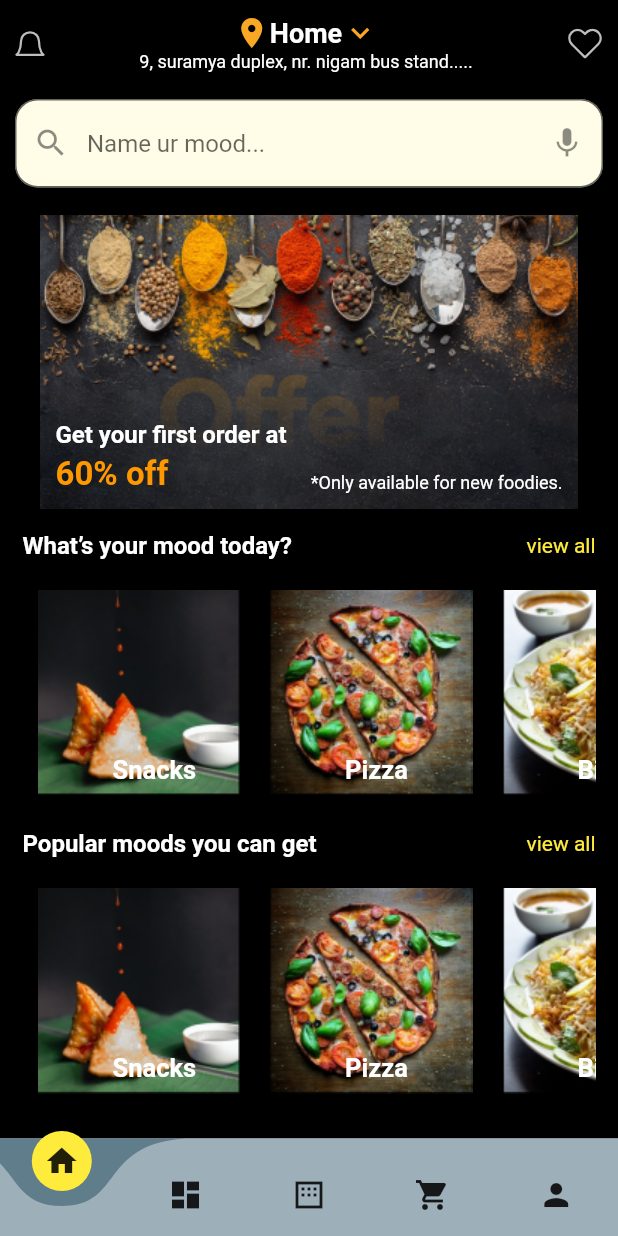
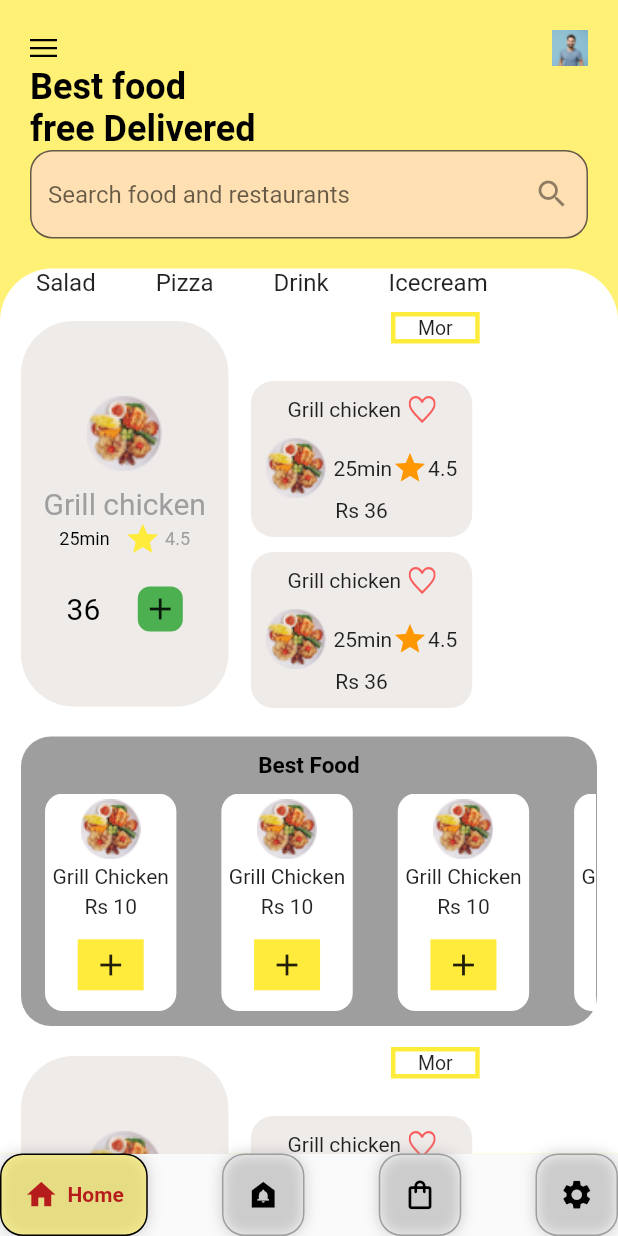
Before and after one commit to Dharmeshkatariya/figmadesign, a Flutter app: the screen it shows after launch, after a tap on "Screen 11", on a phone screen of 412 x 824 dp. Run offline on Flutter 3.47's test engine with Material 2 defaults, Android fonts, the phone set to English and light mode, and no system bars; drawn by our look-alikes of carousel_slider, curved_navigation_bar, google_nav_bar; our stand-ins replace flutter_svg.

Commit message:
screen11 design done

```diff
--- a/lib/common.dart
+++ b/lib/common.dart
@@ -1,7 +1,9 @@
 import 'package:figmadesign/model/artdata.dart';
+import 'package:figmadesign/model/bestfood.dart';
 import 'package:figmadesign/model/cardata.dart';
 import 'package:figmadesign/model/contactdata.dart';
 import 'package:figmadesign/model/foododer.dart';
+import 'package:figmadesign/model/grillchicken.dart';
 import 'package:figmadesign/model/lapinozdata.dart';
 import 'package:figmadesign/model/mcdonalditem.dart';
 import 'package:figmadesign/model/meals-data.dart';
@@ -393,4 +395,54 @@ class Common {
     }
     return fList;
   }
+
+  List<BestFood> bestFoodData(){
+    List<BestFood> bList = [];
+    var name = ["Grill Chicken",
+      "Grill Chicken",
+      "Grill Chicken",
+      "Grill Chicken",
+    ];
+    var image = [
+      "assets/screen11/icon/grill.png",
+      "assets/screen11/icon/grill.png",
+      "assets/screen11/icon/grill.png",
+      "assets/screen11/icon/grill.png",
+    ];
+    var itemName = ["Salad","Pizza","Drink","Icecream"];
+    var price = [10,10,10,10];
+
+    for(int i = 0 ; i<name.length; i++){
+     BestFood bestFood = BestFood();
+
+     bestFood.name = name [i];
+     bestFood.image = image [i];
+     bestFood.itemName = itemName [i];
+     bestFood.price = price [i];
+     bList.add(bestFood);
+    }
+    return bList;
+  }
+
+  List<GrillData> grillChickenData(){
+    List<GrillData> gLIst = [];
+
+    var name = ["Grill chicken","Grill chicken","Grill chicken",];
+    var image = ["assets/screen11/icon/grill.png",
+      "assets/screen11/icon/grill.png",
+      "assets/screen11/icon/grill.png",
+    ];
+    var time = ["25min","20min","10min"];
+    var price = [36,25,35];
+
+    for(int i = 0 ; i<name.length;i++){
+      GrillData grillData = GrillData();
+      grillData.name = name[i];
+      grillData.time = time[i];
+      grillData.image = image[i];
+      grillData.price = price[i];
+      gLIst.add(grillData);
+    }
+    return gLIst;
+  }
 }
--- a/lib/main.dart
+++ b/lib/main.dart
@@ -1,5 +1,6 @@
 import 'package:figmadesign/screen1/screen1page.dart' show ScreenPage;
 import 'package:figmadesign/screen10/screen10page.dart';
+import 'package:figmadesign/screen11/screen11page.dart';
 import 'package:figmadesign/screen2/screen2page.dart';
 import 'package:figmadesign/screen3page/screen3page.dart';
 import 'package:figmadesign/screen4.dart';
@@ -122,7 +123,7 @@ class _MyHomePageState extends State<MyHomePage> {
               _customWidget(text: "Screen 11",onTap: (){
                 Navigator.push(
                   context,
-                  MaterialPageRoute(builder: (context) => const FoodOderPage()),
+                  MaterialPageRoute(builder: (context) => const GrillFoodPage()),
                 );
               }
 
--- /dev/null
+++ b/lib/model/bestfood.dart
@@ -0,0 +1,8 @@
+class BestFood{
+  BestFood();
+  late String name;
+  late String itemName;
+  late String image ;
+  late int price;
+
+}
--- /dev/null
+++ b/lib/model/grillchicken.dart
@@ -0,0 +1,8 @@
+class GrillData{
+  GrillData();
+
+  late String name;
+  late String image;
+  late String time ;
+  late int price ;
+}
--- /dev/null
+++ b/lib/screen11/screen11page.dart
@@ -0,0 +1,396 @@
+import 'package:figmadesign/common.dart';
+import 'package:figmadesign/model/bestfood.dart';
+import 'package:figmadesign/model/grillchicken.dart';
+import 'package:flutter/material.dart';
+import 'package:flutter_svg/flutter_svg.dart';
+
+
+
+import 'package:google_nav_bar/google_nav_bar.dart';
+
+class GrillFoodPage extends StatefulWidget {
+  const GrillFoodPage({Key? key}) : super(key: key);
+
+  @override
+  State<GrillFoodPage> createState() => _GrillFoodPageState();
+}
+
+class _GrillFoodPageState extends State<GrillFoodPage> {
+  @override
+  void initState() {
+    // TODO: implement initState
+    super.initState();
+    foodList = Common().bestFoodData();
+    grillList = Common().grillChickenData();
+  }
+
+  List<BestFood> foodList = [];
+  List<GrillData> grillList = [];
+
+  @override
+  Widget build(BuildContext context) {
+    return Scaffold(
+      bottomNavigationBar: GNav(
+          haptic: true,
+          rippleColor: Colors.cyan,
+          tabBorderRadius: 15,
+          tabActiveBorder: Border.all(color: Colors.black, width: 1),
+          tabBorder: Border.all(color: Colors.grey, width: 1),
+          tabShadow: [
+            BoxShadow(color: Colors.grey.withOpacity(0.5), blurRadius: 8)
+          ],
+          curve: Curves.easeInOutSine,
+          duration: const Duration(milliseconds: 500),
+          gap: 6,
+          color: Colors.black,
+          activeColor: Colors.red[900],
+          iconSize: 23,
+          tabBackgroundColor: Colors.yellow.withOpacity(0.5),
+          padding: const EdgeInsets.symmetric(horizontal: 15, vertical: 15),
+          tabs: const  [
+            GButton(
+              icon: Icons.home,
+              text: 'Home',
+            ),
+            GButton(
+              icon: Icons.doorbell,
+              text: 'alert',
+            ),
+            GButton(
+              icon: Icons.shopping_bag_outlined,
+              text: 'Items',
+            ),
+            GButton(
+              icon: Icons.settings,
+              text: 'Setting',
+            )
+          ]
+      ),
+      body: SafeArea(
+        child: Container(
+          color: Colors.yellow.shade300,
+          child: Column(
+            children: [
+              _profileView(),
+              Expanded(
+                flex: 2,
+                child: Common.customContainer(
+                    padding: const EdgeInsets.symmetric(horizontal: 4),
+                    color: Colors.white,
+                    borderRadius: const BorderRadius.only(
+                      topRight: Radius.circular(35),
+                      topLeft: Radius.circular(35),
+                    ),
+                    child: Column(
+                      children: [
+                        SizedBox(
+                          height: 25,
+                          child: ListView.builder(
+                              scrollDirection: Axis.horizontal,
+                              itemCount: foodList.length,
+                              itemBuilder: (BuildContext context, int index) {
+                                return _listItem(index);
+                              }),
+                        ),
+                        Expanded(
+                          child: ListView.builder(
+                              itemCount: grillList.length,
+                              itemBuilder: (BuildContext context, int index) {
+                                return _listRow(index);
+                              }),
+                        ),
+                      ],
+                    )),
+              ),
+            ],
+          ),
+        ),
+      ),
+    );
+  }
+
+  Widget _listRow(int index) {
+    GrillData grillData = grillList[index];
+    return Column(
+      children: [
+        Row(
+          children: [
+            Container(
+                decoration: BoxDecoration(
+                  borderRadius: BorderRadius.circular(35),
+                  color: Colors.brown.shade50,
+                ),
+                padding:
+                const EdgeInsets.symmetric(horizontal: 15, vertical: 50),
+                margin:
+                const EdgeInsets.symmetric(horizontal: 10, vertical: 10),
+                child: Column(
+                  mainAxisAlignment: MainAxisAlignment.spaceEvenly,
+                  children: [
+                    Image.asset(
+                      grillData.image,
+                      height: 50,
+                      fit: BoxFit.fitHeight,
+                    ),
+                    const SizedBox(
+                      height: 10,
+                    ),
+                    Common.customText(
+                        text: grillData.name,
+                        fontWeight: FontWeight.w400,
+                        fontSize: 20,
+                        color: Colors.grey),
+                    Row(
+                      mainAxisAlignment: MainAxisAlignment.spaceBetween,
+                      children: [
+                        Common.customText(
+                            text: grillData.time,
+                            fontWeight: FontWeight.w400,
+                            fontSize: 12,
+                            color: Colors.black),
+                        const SizedBox(
+                          width: 10,
+                        ),
+                        const Icon(
+                          Icons.star,
+                          color: Colors.yellow,
+                        ),
+                        Common.customText(
+                            text: " 4.5",
+                            fontWeight: FontWeight.w400,
+                            fontSize: 12,
+                            color: Colors.grey),
+                      ],
+                    ),
+                    const SizedBox(
+                      height: 20,
+                    ),
+                    Row(
+                      mainAxisAlignment: MainAxisAlignment.spaceBetween,
+                      children: [
+                        Common.customText(
+                            text: "${grillData.price}",
+                            fontWeight: FontWeight.w400,
+                            fontSize: 20,
+                            color: Colors.black),
+                        const SizedBox(
+                          width: 25,
+                        ),
+                        Container(
+                          padding: const EdgeInsets.symmetric(
+                              vertical: 3, horizontal: 3),
+                          decoration: BoxDecoration(
+                            color: Colors.green,
+                            borderRadius: BorderRadius.circular(8),
+                          ),
+                          child: const Icon(Icons.add),
+                        ),
+                      ],
+                    )
+                  ],
+                )),
+            Column(
+              mainAxisAlignment: MainAxisAlignment.spaceEvenly,
+              crossAxisAlignment: CrossAxisAlignment.end,
+              children: [
+                Container(
+                    padding: const EdgeInsets.symmetric(horizontal: 15),
+                    margin: const EdgeInsets.only(bottom: 20),
+                    decoration: BoxDecoration(
+                        border: Border.all(
+                          color: Colors.yellow,
+                          width: 3,
+                        )),
+                    child: Common.customText(
+                        text: "Mor",
+                        fontSize: 13,
+                        fontWeight: FontWeight.w400)),
+                Common.customContainer(
+                    borderRadius: BorderRadius.circular(15),
+                    child: Column(
+                      children: [
+                        Row(
+                          mainAxisAlignment: MainAxisAlignment.spaceBetween,
+                          children: [
+                            Common.customText(text: grillData.name),
+                            const SizedBox(
+                              width: 5,
+                            ),
+                            SvgPicture.asset("assets/screen11/icon/heart.svg"),
+                          ],
+                        ),
+                        const SizedBox(
+                          height: 10,
+                        ),
+                        Row(
+                          mainAxisAlignment: MainAxisAlignment.spaceBetween,
+                          children: [
+                            Image.asset(grillData.image),
+                            const SizedBox(
+                              width: 5,
+                            ),
+                            Common.customText(text: grillData.time),
+                            const Icon(
+                              Icons.star,
+                              color: Colors.orange,
+                            ),
+                            Common.customText(text: "4.5"),
+                          ],
+                        ),
+                        Common.customText(text: "Rs ${grillData.price}"),
+                      ],
+                    ),
+                    padding: const EdgeInsets.symmetric(
+                        vertical: 10, horizontal: 10),
+                    margin:
+                    const EdgeInsets.symmetric(vertical: 5, horizontal: 5),
+                    color: Colors.brown.shade50),
+                Common.customContainer(
+                    borderRadius: BorderRadius.circular(15),
+                    child: Column(
+                      children: [
+                        Row(
+                          mainAxisAlignment: MainAxisAlignment.spaceBetween,
+                          children: [
+                            Common.customText(text: grillData.name),
+                            const SizedBox(
+                              width: 5,
+                            ),
+                            SvgPicture.asset("assets/screen11/icon/heart.svg"),
+                          ],
+                        ),
+                        const SizedBox(
+                          height: 10,
+                        ),
+                        Row(
+                          mainAxisAlignment: MainAxisAlignment.spaceBetween,
+                          children: [
+                            Image.asset(grillData.image),
+                            const SizedBox(
+                              width: 5,
+                            ),
+                            Common.customText(text: grillData.time),
+                            const Icon(
+                              Icons.star,
+                              color: Colors.orange,
+                            ),
+                            Common.customText(text: "4.5"),
+                          ],
+                        ),
+                        Common.customText(text: "Rs ${grillData.price}"),
+                      ],
+                    ),
+                    padding: const EdgeInsets.symmetric(
+                        vertical: 10, horizontal: 10),
+                    margin:
+                    const EdgeInsets.symmetric(vertical: 5, horizontal: 5),
+                    color: Colors.brown.shade50),
+              ],
+            )
+          ],
+        ),
+        Container(
+          width: double.infinity,
+          decoration: BoxDecoration(
+            color: Colors.grey,
+            borderRadius: BorderRadius.circular(20),
+          ),
+          padding: const EdgeInsets.symmetric(vertical: 10, horizontal: 1),
+          margin: const EdgeInsets.symmetric(vertical: 10, horizontal: 10),
+          child: Column(
+            mainAxisAlignment: MainAxisAlignment.spaceBetween,
+            children: [
+              Common.customText(
+                  text: "Best Food",
+                  color: Colors.black,
+                  fontWeight: FontWeight.w600,
+                  fontSize: 15),
+              const SizedBox(
+                height: 10,
+              ),
+              SizedBox(
+                height: 145,
+                child: ListView.builder(
+                  scrollDirection: Axis.horizontal,
+                  itemCount: foodList.length,
+                  itemBuilder: (BuildContext context, int index) {
+                    return _bestFood(index);
+                  },
+                ),
+              ),
+            ],
+          ),
+        ),
+      ],
+    );
+  }
+
+  Widget _bestFood(int index) {
+    BestFood bestFood = foodList[index];
+    return Container(
+      padding: const EdgeInsets.symmetric(horizontal: 5),
+      margin: const EdgeInsets.symmetric(horizontal: 15),
+      decoration: BoxDecoration(
+        color: Colors.white,
+        borderRadius: BorderRadius.circular(12),
+      ),
+      child: Column(
+        mainAxisAlignment: MainAxisAlignment.spaceEvenly,
+        children: [
+          Image.asset(
+            bestFood.image,
+            fit: BoxFit.cover,
+          ),
+          Common.customText(text: bestFood.name),
+          Common.customText(text: "Rs ${bestFood.price}"),
+          Common.customContainer(
+            padding: const EdgeInsets.symmetric(horizontal: 10, vertical: 5),
+            margin: const EdgeInsets.symmetric(vertical: 10),
+            color: Colors.yellow[500],
+            child: const Icon(Icons.add),
+          )
+        ],
+      ),
+    );
+  }
+
+  Widget _listItem(int index) {
+    BestFood bestFood = foodList[index];
+    return Container(
+      margin: const EdgeInsets.symmetric(horizontal: 20),
+      child: Common.customText(
+          text: bestFood.itemName, fontSize: 16, fontWeight: FontWeight.w400),
+    );
+  }
+
+  Widget _profileView() {
+    return Common.customContainer(
+        margin: const EdgeInsets.symmetric(vertical: 10),
+        padding:
+        const EdgeInsets.only(top: 10, left: 20, right: 20, bottom: 10),
+        child: Column(
+          crossAxisAlignment: CrossAxisAlignment.start,
+          children: [
+            Row(
+              mainAxisAlignment: MainAxisAlignment.spaceBetween,
+              children: [
+                SvgPicture.asset(
+                  "assets/screen11/icon/drwaer11.svg",
+                  color: Colors.black,
+                ),
+                Image.asset("assets/screen11/icon/image11.png"),
+              ],
+            ),
+            Common.customText(
+                text: "Best food \nfree Delivered",
+                fontWeight: FontWeight.w600,
+                fontSize: 24,
+                color: Colors.black),
+            Common.textField(
+                text: "Search food and restaurants",
+                suffixIcon: const Icon(Icons.search),
+                fillColor: Colors.orange[100]),
+          ],
+        ));
+  }
+}
--- a/pubspec.yaml
+++ b/pubspec.yaml
@@ -34,6 +34,7 @@ dependencies:
   flutter_svg: ^1.1.6
   carousel_slider: ^4.2.1
   curved_navigation_bar: ^1.0.3
+  google_nav_bar: ^5.0.6
 
   # The following adds the Cupertino Icons font to your application.
   # Use with the CupertinoIcons class for iOS style icons.
@@ -73,6 +74,7 @@ flutter:
     - assets/screen8/icon/
     - assets/screen9/icon/
     - assets/screen10/icon/
+    - assets/screen11/icon/
   #   - images/a_dot_ham.jpeg
 
   # An image asset can refer to one or more resolution-specific "variants", see
```
Also changed, not shown: assets/screen11/icon/biggrill.png (added), assets/screen11/icon/drwaer11.svg (added), assets/screen11/icon/green.svg (added), assets/screen11/icon/grill.png (added), assets/screen11/icon/heart.svg (added), assets/screen11/icon/image11.png (added), pubspec.lock.
